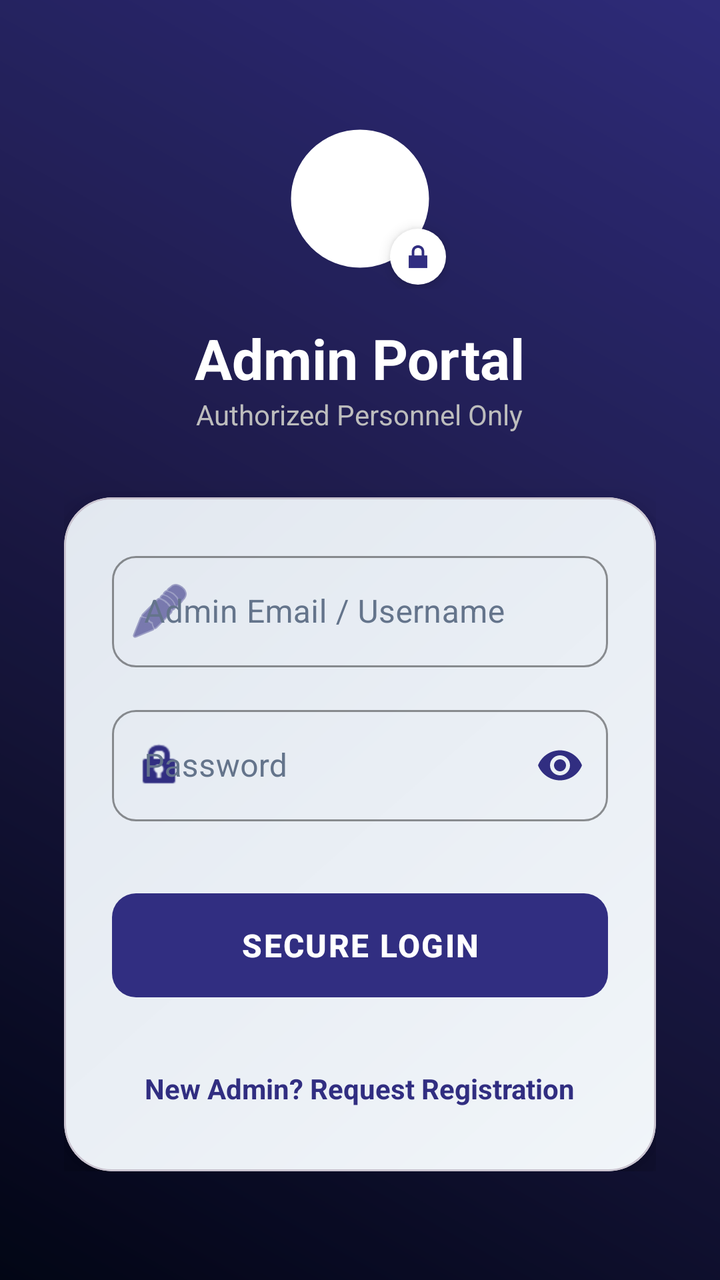
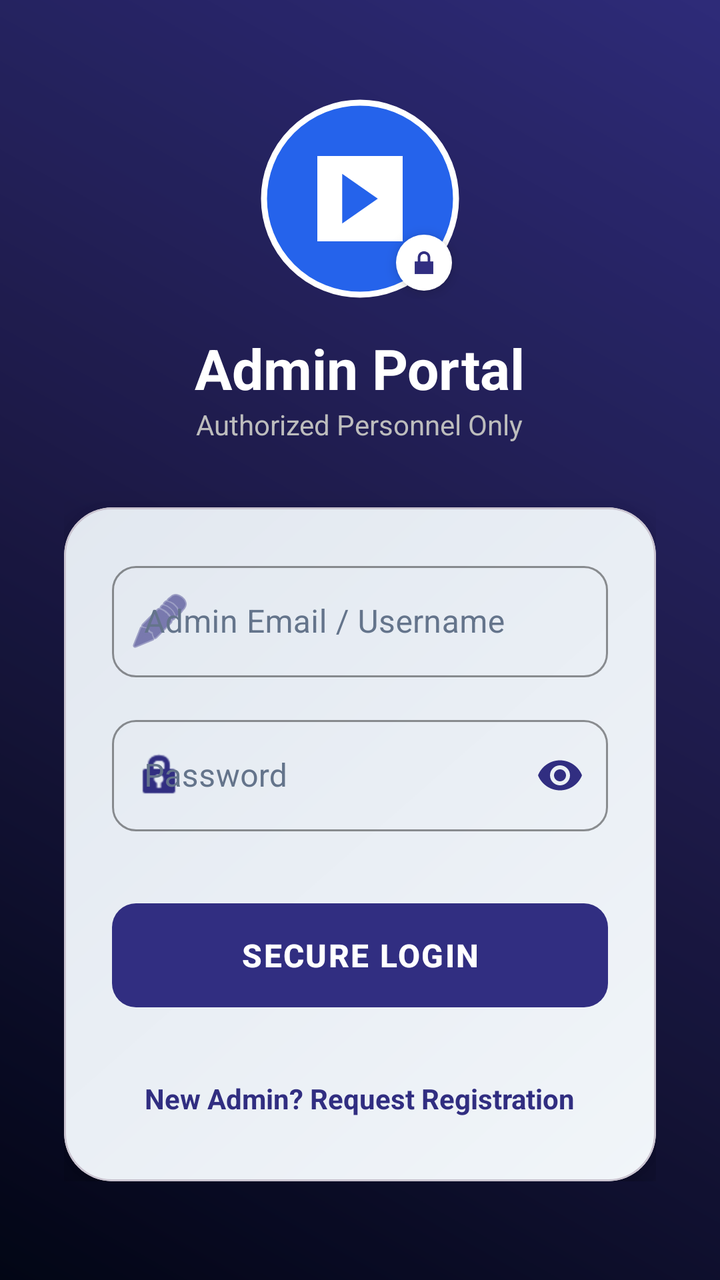

An Android layout rendered at two revisions. The XML below is the earlier revision; the diff shows what the commit changed to produce the second picture.
<!-- AndroidManifest.xml: application theme Theme.TestApp -->
<!-- res/layout/activity_admin_login.xml -->
<?xml version="1.0" encoding="utf-8"?>
<androidx.constraintlayout.widget.ConstraintLayout xmlns:android="http://schemas.android.com/apk/res/android"
    xmlns:app="http://schemas.android.com/apk/res-auto"
    xmlns:tools="http://schemas.android.com/tools"
    android:id="@+id/adminLoginRoot"
    android:layout_width="match_parent"
    android:layout_height="match_parent"
    android:background="@drawable/bg_admin_mix"
    tools:context=".AdminLoginActivity">

    <View
        android:layout_width="match_parent"
        android:layout_height="match_parent"
        android:background="#11000000" />

    <LinearLayout
        android:id="@+id/adminLoginContainer"
        android:layout_width="match_parent"
        android:layout_height="wrap_content"
        android:orientation="vertical"
        android:padding="32dp"
        app:layout_constraintBottom_toBottomOf="parent"
        app:layout_constraintTop_toTopOf="parent">

        
        <FrameLayout
            android:id="@+id/adminHeaderIcon"
            android:layout_width="wrap_content"
            android:layout_height="wrap_content"
            android:layout_gravity="center"
            android:layout_marginBottom="16dp">

            <com.google.android.material.imageview.ShapeableImageView
                android:layout_width="90dp"
                android:layout_height="90dp"
                android:padding="12dp"
                android:src="@drawable/ic_app_logo"
                app:shapeAppearanceOverlay="@style/CircleImageView"
                app:strokeColor="#FFFFFF"
                app:strokeWidth="3dp"
                android:background="#312E81"
                app:tint="#FFFFFF" />

            <ImageView
                android:layout_width="28dp"
                android:layout_height="28dp"
                android:layout_gravity="bottom|end"
                android:layout_margin="2dp"
                android:src="@android:drawable/ic_lock_lock"
                android:background="@drawable/bg_circle_light"
                android:backgroundTint="#FFFFFF"
                android:padding="5dp"
                app:tint="#312E81"
                android:elevation="4dp" />
        </FrameLayout>

        <TextView
            android:id="@+id/tvAdminTitle"
            android:layout_width="wrap_content"
            android:layout_height="wrap_content"
            android:layout_gravity="center"
            android:text="Admin Portal"
            android:textColor="@android:color/white"
            android:textSize="28sp"
            android:textStyle="bold" />

        <TextView
            android:id="@+id/tvAdminSubtitle"
            android:layout_width="wrap_content"
            android:layout_height="wrap_content"
            android:layout_gravity="center"
            android:text="Authorized Personnel Only"
            android:textColor="#BDBDBD"
            android:textSize="14sp" />

        <com.google.android.material.card.MaterialCardView
            android:id="@+id/adminLoginCard"
            android:layout_width="match_parent"
            android:layout_height="wrap_content"
            android:layout_marginTop="32dp"
            app:cardBackgroundColor="@android:color/transparent"
            app:cardCornerRadius="24dp"
            app:cardElevation="12dp">

            <LinearLayout
                android:layout_width="match_parent"
                android:layout_height="wrap_content"
                android:background="@drawable/bg_admin_card"
                android:orientation="vertical"
                android:padding="24dp">

                <com.google.android.material.textfield.TextInputLayout
                    android:id="@+id/tilAdminUser"
                    style="@style/Widget.MaterialComponents.TextInputLayout.OutlinedBox"
                    android:layout_width="match_parent"
                    android:layout_height="wrap_content"
                    android:hint="Admin Email / Username"
                    android:textColorHint="#64748B"
                    app:hintTextColor="#312E81"
                    app:startIconDrawable="@android:drawable/ic_menu_edit"
                    app:startIconTint="#312E81"
                    app:boxStrokeColor="#312E81"
                    app:boxCornerRadiusTopStart="12dp"
                    app:boxCornerRadiusTopEnd="12dp"
                    app:boxCornerRadiusBottomStart="12dp"
                    app:boxCornerRadiusBottomEnd="12dp">

                    <com.google.android.material.textfield.TextInputEditText
                        android:id="@+id/etAdminUser"
                        android:layout_width="match_parent"
                        android:layout_height="wrap_content"
                        android:inputType="textEmailAddress"
                        android:textColor="#1E1B4B"
                        android:textSize="16sp" />
                </com.google.android.material.textfield.TextInputLayout>

                <com.google.android.material.textfield.TextInputLayout
                    android:id="@+id/tilAdminPassword"
                    style="@style/Widget.MaterialComponents.TextInputLayout.OutlinedBox"
                    android:layout_width="match_parent"
                    android:layout_height="wrap_content"
                    android:layout_marginTop="16dp"
                    android:hint="Password"
                    android:textColorHint="#64748B"
                    app:hintTextColor="#312E81"
                    app:passwordToggleEnabled="true"
                    app:passwordToggleTint="#312E81"
                    app:startIconDrawable="@android:drawable/ic_lock_idle_lock"
                    app:startIconTint="#312E81"
                    app:boxStrokeColor="#312E81"
                    app:boxCornerRadiusTopStart="12dp"
                    app:boxCornerRadiusTopEnd="12dp"
                    app:boxCornerRadiusBottomStart="12dp"
                    app:boxCornerRadiusBottomEnd="12dp">

                    <com.google.android.material.textfield.TextInputEditText
                        android:id="@+id/etAdminPassword"
                        android:layout_width="match_parent"
                        android:layout_height="wrap_content"
                        android:inputType="textPassword"
                        android:textColor="#1E1B4B"
                        android:textSize="16sp" />
                </com.google.android.material.textfield.TextInputLayout>

                <FrameLayout
                    android:layout_width="match_parent"
                    android:layout_height="wrap_content"
                    android:layout_marginTop="32dp">

                    <com.google.android.material.button.MaterialButton
                        android:id="@+id/btnAdminLogin"
                        android:layout_width="match_parent"
                        android:layout_height="60dp"
                        android:text="SECURE LOGIN"
                        android:textColor="@android:color/white"
                        android:textStyle="bold"
                        android:textSize="16sp"
                        android:letterSpacing="0.05"
                        app:backgroundTint="#312E81"
                        app:cornerRadius="12dp"
                        app:elevation="4dp" />

                    <com.google.android.material.progressindicator.CircularProgressIndicator
                        android:id="@+id/adminLoginProgress"
                        android:layout_width="24dp"
                        android:layout_height="24dp"
                        android:layout_gravity="center"
                        android:indeterminate="true"
                        android:visibility="gone"
                        app:indicatorColor="@android:color/white"
                        app:trackThickness="3dp" />
                </FrameLayout>

                <TextView
                    android:id="@+id/tvAdminRegisterLink"
                    android:layout_width="wrap_content"
                    android:layout_height="wrap_content"
                    android:layout_gravity="center"
                    android:layout_marginTop="24dp"
                    android:text="New Admin? Request Registration"
                    android:textColor="#312E81"
                    android:textSize="14sp"
                    android:textStyle="bold"
                    android:padding="8dp"
                    android:clickable="true"
                    android:focusable="true"
                    android:background="?attr/selectableItemBackground" />

            </LinearLayout>
        </com.google.android.material.card.MaterialCardView>

    </LinearLayout>

</androidx.constraintlayout.widget.ConstraintLayout>
<!-- resources referenced by this layout -->
<resources>
  <!-- drawable bg_admin_card (drawable) -->
  <?xml version="1.0" encoding="utf-8"?>
  <shape xmlns:android="http://schemas.android.com/apk/res/android"
      android:shape="rectangle">
      <gradient
          android:startColor="#F1F5F9"
          android:endColor="#E2E8F0"
          android:angle="135" />
      <corners android:radius="24dp" />
  </shape>
  <!-- drawable bg_admin_mix (drawable) -->
  <?xml version="1.0" encoding="utf-8"?>
  <shape xmlns:android="http://schemas.android.com/apk/res/android"
      android:shape="rectangle">
      <gradient
          android:startColor="#020617"
          android:centerColor="#1E1B4B"
          android:endColor="#312E81"
          android:angle="45" />
  </shape>
  <!-- drawable bg_circle_light (drawable) -->
  <?xml version="1.0" encoding="utf-8"?>
  <shape xmlns:android="http://schemas.android.com/apk/res/android"
      android:shape="oval">
      <solid android:color="#E3F2FD" />
  </shape>
  <!-- drawable ic_app_logo (drawable) -->
  <?xml version="1.0" encoding="utf-8"?>
  <vector xmlns:android="http://schemas.android.com/apk/res/android"
      android:width="108dp"
      android:height="108dp"
      android:viewportWidth="108"
      android:viewportHeight="108">
      <path
          android:fillColor="?attr/colorPrimary"
          android:pathData="M0,0h108v108h-108z" />
      <path
          android:fillColor="#FFFFFF"
          android:pathData="M30,30h48v48h-48z" />
      <path
          android:fillColor="?attr/colorPrimary"
          android:pathData="M44,40l20,14l-20,14z" />
  </vector>
  <style name="CircleImageView">
          <item name="cornerFamily">rounded</item>
          <item name="cornerSize">50%</item>
      </style>
  <style name="Theme.TestApp" parent="Base.Theme.TestApp" />
  <style name="Base.Theme.TestApp" parent="Theme.Material3.DayNight.NoActionBar">
          
          <item name="colorPrimary">@color/blue_600</item>
          <item name="colorOnPrimary">@color/white</item>
          <item name="colorPrimaryContainer">@color/blue_500</item>
          <item name="colorOnPrimaryContainer">@color/white</item>
  
          
          <item name="colorSecondary">@color/slate_700</item>
          <item name="colorOnSecondary">@color/white</item>
          <item name="colorSecondaryContainer">#E0E7FF</item>
          <item name="colorOnSecondaryContainer">@color/blue_600</item>
  
          
          <item name="android:windowBackground">@color/slate_50</item>
          <item name="colorSurface">@color/white</item>
          <item name="colorOnSurface">@color/slate_900</item>
          <item name="colorSurfaceVariant">#F3F4F6</item>
          <item name="colorOnSurfaceVariant">@color/slate_700</item>
          <item name="colorOutline">@color/slate_200</item>
  
          
          <item name="android:textColorPrimary">@color/slate_900</item>
          <item name="android:textColorSecondary">@color/slate_500</item>
  
          
          <item name="android:statusBarColor">@color/white</item>
          <item name="android:windowLightStatusBar">true</item>
  
          
          <item name="itemIconTint">@color/nav_item_colors</item>
          <item name="itemTextColor">@color/nav_item_colors</item>
      </style>
  <color name="blue_600">#2563EB</color>
  <color name="white">#FFFFFFFF</color>
  <color name="blue_500">#3B82F6</color>
  <color name="slate_700">#334155</color>
  <color name="slate_50">#F8FAFC</color>
  <color name="slate_900">#0F172A</color>
  <color name="slate_200">#E2E8F0</color>
  <color name="slate_500">#64748B</color>
</resources>

<!-- the commit's change to res/layout/activity_admin_login.xml (unified diff, before → after) -->
@@ -31,21 +31,22 @@
             android:layout_marginBottom="16dp">
 
             <com.google.android.material.imageview.ShapeableImageView
-                android:layout_width="90dp"
-                android:layout_height="90dp"
-                android:padding="12dp"
+                android:id="@+id/ivAdminLoginProfile"
+                android:layout_width="100dp"
+                android:layout_height="100dp"
+                android:padding="2dp"
                 android:src="@drawable/ic_app_logo"
                 app:shapeAppearanceOverlay="@style/CircleImageView"
                 app:strokeColor="#FFFFFF"
                 app:strokeWidth="3dp"
                 android:background="#312E81"
-                app:tint="#FFFFFF" />
+                android:scaleType="centerCrop" />
 
             <ImageView
                 android:layout_width="28dp"
                 android:layout_height="28dp"
                 android:layout_gravity="bottom|end"
-                android:layout_margin="2dp"
+                android:layout_margin="4dp"
                 android:src="@android:drawable/ic_lock_lock"
                 android:background="@drawable/bg_circle_light"
                 android:backgroundTint="#FFFFFF"
